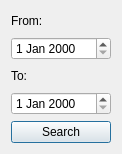
The window that NETB380_ExpenseManager/ep_other.ui (satanasov/NETB380) describes before a commit, drawn with Qt 5.
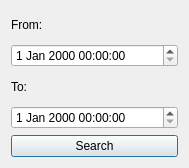
The same window after the commit. Icons and pictures are not drawn.

Commit message: FromTime and toTime arguments in getExpense correctly filled out. Date and time is always shown in GMT(UTC) time.

What changed in the file:
```diff
--- a/NETB380_ExpenseManager/ep_other.ui
+++ b/NETB380_ExpenseManager/ep_other.ui
@@ -6,8 +6,8 @@
    <rect>
     <x>0</x>
     <y>0</y>
-    <width>122</width>
-    <height>154</height>
+    <width>189</width>
+    <height>168</height>
    </rect>
   </property>
   <property name="windowTitle">
@@ -26,7 +26,7 @@
     </widget>
    </item>
    <item>
-    <widget class="QDateEdit" name="dateEditFrom"/>
+    <widget class="QDateTimeEdit" name="dateTimeEditFrom"/>
    </item>
    <item>
     <widget class="QLabel" name="label_2">
@@ -36,7 +36,7 @@
     </widget>
    </item>
    <item>
-    <widget class="QDateEdit" name="dateEditTo"/>
+    <widget class="QDateTimeEdit" name="dateTimeEditTo"/>
    </item>
    <item>
     <widget class="QPushButton" name="pushButtonSearch">
```
Left out of the diff: 10 changed lines with no effect on the pictures. The commit also changes 9 other files.
